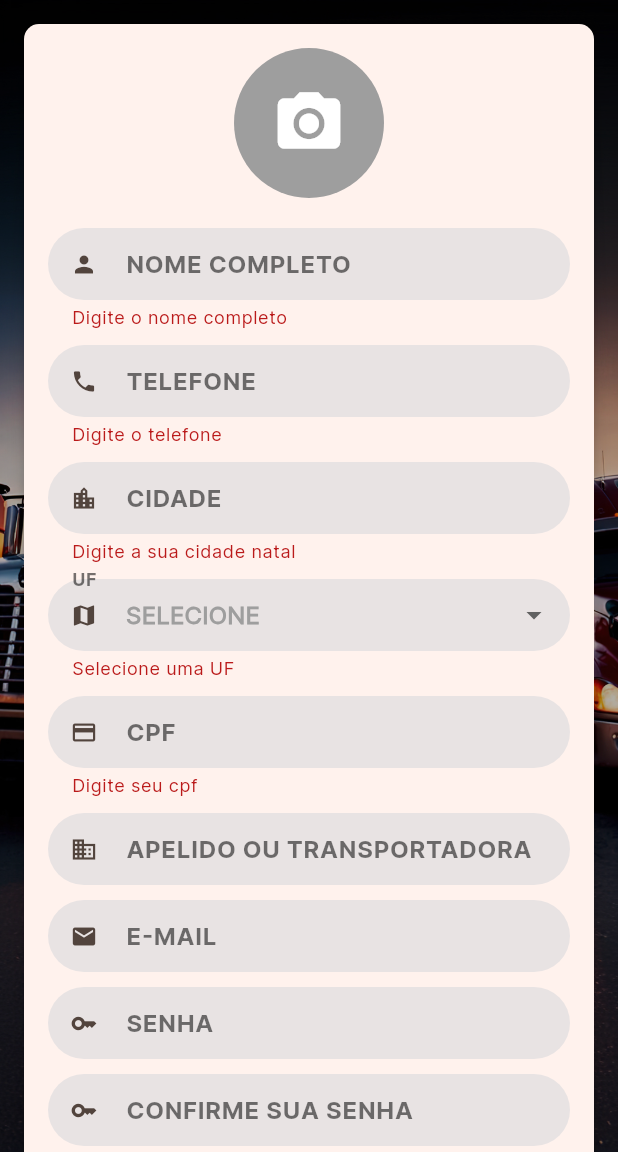
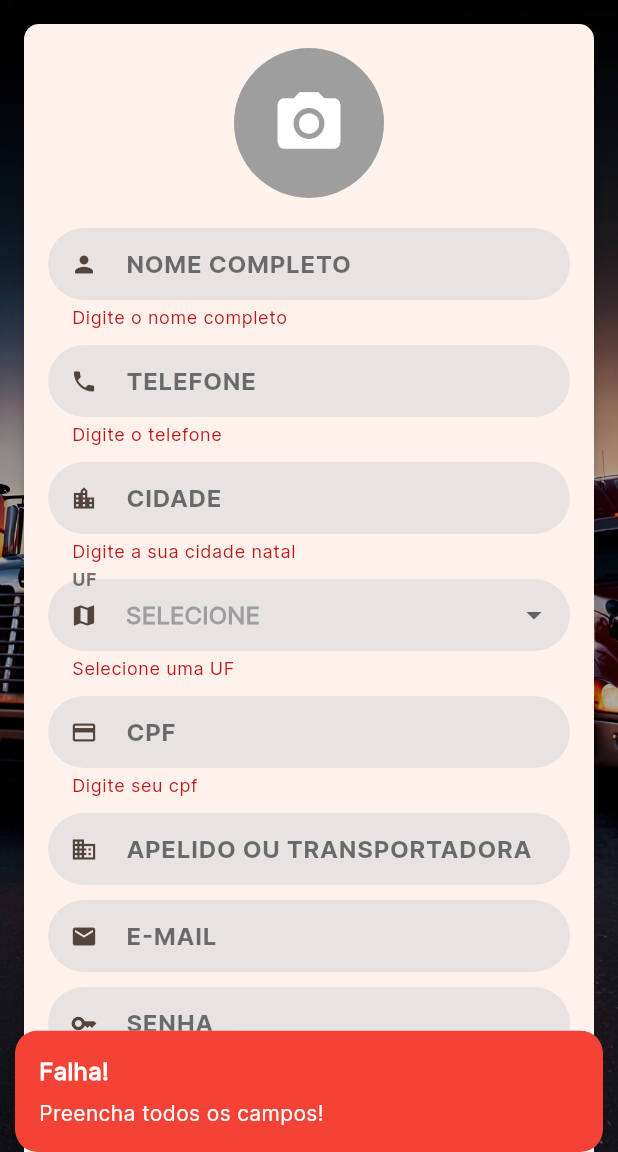
Before and after one commit to Luizgustavoo/rodocalc, a Flutter app: the SignUpView screen opened by its route, after a tap on "SALVAR", on a phone screen of 412 x 824 dp, the part 84-1236 px from its top. Run offline on Flutter 3.47's test engine with Material 3 defaults, Android fonts, the phone set to English and light mode, and no system bars; our stand-ins replace flutter_speed_dial, get, get_storage, image_cropper, image_picker, timeline_tile; missing offline and left inert: graphic; accounts and stored records are empty.

Commit message:
cadastro de usuarios

```diff
--- a/lib/app/data/controllers/signup_controller.dart
+++ b/lib/app/data/controllers/signup_controller.dart
@@ -2,7 +2,10 @@ import 'package:flutter/material.dart';
 import 'package:get/get.dart';
 import 'package:image_cropper/image_cropper.dart';
 import 'package:image_picker/image_picker.dart';
+import 'package:rodocalc/app/data/models/people_model.dart';
+import 'package:rodocalc/app/data/models/user_model.dart';
 import 'package:rodocalc/app/data/repositories/auth_repository.dart';
+import 'package:rodocalc/app/routes/app_routes.dart';
 
 class SignUpController extends GetxController {
   var selectedImagePath = ''.obs;
@@ -10,6 +13,7 @@ class SignUpController extends GetxController {
 
   final TextEditingController txtNomeController = TextEditingController();
   final TextEditingController txtTelefoneController = TextEditingController();
+  final TextEditingController txtDDDController = TextEditingController();
   final TextEditingController txtCidadeController = TextEditingController();
   final TextEditingController txtUfController = TextEditingController();
   final TextEditingController txtCpfController = TextEditingController();
@@ -23,6 +27,13 @@ class SignUpController extends GetxController {
   RxBool loading = false.obs;
 
   final repository = Get.put(AuthRepository());
+
+  Map<String, dynamic> retorno = {
+    "success": false,
+    "data": null,
+    "message": ["Preencha todos os campos!"]
+  };
+  dynamic mensagem;
 
   List<String> get states => [
         'AC',
@@ -92,12 +103,33 @@ class SignUpController extends GetxController {
     }
   }
 
-  Future <void> insert() async{
-    print(formSignupKey.currentState!.validate());
-    if(formSignupKey.currentState!.validate()){
+  Future<Map<String, dynamic>> insertUser() async {
+    if (formSignupKey.currentState!.validate()) {
+      People people = People(
+        nome: txtNomeController.text,
+        foto: "",
+        ddd: txtDDDController.text,
+        telefone: txtTelefoneController.text,
+        cpf: txtCpfController.text,
+        apelido: txtApelidoController.text,
+        cidade: txtCidadeController.text,
+        uf: selectedState.value,
+        status: 1,
+        cupomParaIndicar: "",
+      );
 
-    }else{
-      print("erros");
+      User user = User(
+        email: txtEmailController.text,
+        password: txtSenhaController.text,
+        status: 1,
+      );
+
+      mensagem = await repository.insertUser(people, user);
+      retorno = {
+        'success': mensagem['success'],
+        'message': mensagem['message']
+      };
     }
+    return retorno;
   }
 }
--- a/lib/app/data/models/people_model.dart
+++ b/lib/app/data/models/people_model.dart
@@ -7,6 +7,7 @@ class People {
   String? cpf;
   String? apelido;
   String? cidade;
+  String? uf;
   int? status;
   String? createdAt;
   String? updatedAt;
@@ -21,6 +22,7 @@ class People {
     this.cpf,
     this.apelido,
     this.cidade,
+    this.uf,
     this.status,
     this.createdAt,
     this.updatedAt,
@@ -36,6 +38,7 @@ class People {
     cpf = json['cpf'];
     apelido = json['apelido'];
     cidade = json['cidade'];
+    uf = json['uf'];
     status = json['status'];
     createdAt = json['created_at'];
     updatedAt = json['updated_at'];
@@ -52,6 +55,7 @@ class People {
     data['cpf'] = cpf;
     data['apelido'] = apelido;
     data['cidade'] = cidade;
+    data['uf'] = uf;
     data['status'] = status;
     data['created_at'] = createdAt;
     data['updated_at'] = updatedAt;
--- a/lib/app/data/models/user_model.dart
+++ b/lib/app/data/models/user_model.dart
@@ -2,6 +2,7 @@ class User {
   int? id;
   String? name;
   String? email;
+  String? password;
   Null emailVerifiedAt;
   String? createdAt;
   String? updatedAt;
@@ -13,6 +14,7 @@ class User {
       {this.id,
       this.name,
       this.email,
+      this.password,
       this.emailVerifiedAt,
       this.createdAt,
       this.updatedAt,
@@ -24,6 +26,7 @@ class User {
     id = json['id'];
     name = json['name'];
     email = json['email'];
+    password = json['password'];
     emailVerifiedAt = json['email_verified_at'];
     createdAt = json['created_at'];
     updatedAt = json['updated_at'];
@@ -37,6 +40,7 @@ class User {
     data['id'] = id;
     data['name'] = name;
     data['email'] = email;
+    data['password'] = password;
     data['email_verified_at'] = emailVerifiedAt;
     data['created_at'] = createdAt;
     data['updated_at'] = updatedAt;
--- a/lib/app/modules/signup/signup_view.dart
+++ b/lib/app/modules/signup/signup_view.dart
@@ -112,7 +112,7 @@ class SignUpView extends GetView<SignUpController> {
                               if (nameParts.length < 2) {
                                 return "Digite o nome completo (nome e sobrenome)";
                               }
-                              return null;  // Return null if the input is valid
+                              return null; // Return null if the input is valid
                             },
                           ),
                           const SizedBox(height: 10),
@@ -122,10 +122,11 @@ class SignUpView extends GetView<SignUpController> {
                               prefixIcon: Icon(Icons.phone),
                               labelText: 'TELEFONE',
                             ),
-                            validator: (value){
-                              if(value == null || value.isEmpty){
+                            validator: (value) {
+                              if (value == null || value.isEmpty) {
                                 return "Digite o telefone";
                               }
+                              return null;
                             },
                           ),
                           const SizedBox(height: 10),
@@ -148,7 +149,9 @@ class SignUpView extends GetView<SignUpController> {
                               const SizedBox(height: 10),
                               Obx(() {
                                 return DropdownButtonFormField<String>(
-                                  value: controller.selectedState.value == '' ? null : controller.selectedState.value,
+                                  value: controller.selectedState.value == ''
+                                      ? null
+                                      : controller.selectedState.value,
                                   decoration: const InputDecoration(
                                     prefixIcon: Icon(Icons.map),
                                     labelText: 'UF',
@@ -158,7 +161,9 @@ class SignUpView extends GetView<SignUpController> {
                                       value: null,
                                       child: Text(
                                         'SELECIONE',
-                                        style: TextStyle(fontWeight: FontWeight.bold, color: Colors.grey),
+                                        style: TextStyle(
+                                            fontWeight: FontWeight.bold,
+                                            color: Colors.grey),
                                       ),
                                     ),
                                     ...controller.states.map((String state) {
@@ -166,7 +171,7 @@ class SignUpView extends GetView<SignUpController> {
                                         value: state,
                                         child: Text(state),
                                       );
-                                    }).toList(),
+                                    }),
                                   ],
                                   onChanged: (newValue) {
                                     controller.selectedState.value = newValue!;
@@ -188,13 +193,14 @@ class SignUpView extends GetView<SignUpController> {
                               prefixIcon: Icon(Icons.credit_card),
                               labelText: 'CPF',
                             ),
-                            validator: (value){
-                              if(value == null || value.isEmpty){
+                            validator: (value) {
+                              if (value == null || value.isEmpty) {
                                 return "Digite seu cpf";
                               }
-                              if(!Services.validCPF(value)){
+                              if (!Services.validCPF(value)) {
                                 return "Digite um cpf válido";
                               }
+                              return null;
                             },
                           ),
                           const SizedBox(height: 10),
@@ -233,8 +239,26 @@ class SignUpView extends GetView<SignUpController> {
                           ),
                           const SizedBox(height: 20),
                           ElevatedButton(
-                            onPressed: () {
-                              controller.insert();
+                            onPressed: () async {
+                              Map<String, dynamic> retorno =
+                                  await controller.insertUser();
+
+                              if (retorno['success'] == true) {
+                                Get.back();
+                                Get.snackbar(
+                                    'Sucesso!', retorno['message'].join('\n'),
+                                    backgroundColor: Colors.green,
+                                    colorText: Colors.white,
+                                    duration: const Duration(seconds: 2),
+                                    snackPosition: SnackPosition.BOTTOM);
+                              } else {
+                                Get.snackbar(
+                                    'Falha!', retorno['message'].join('\n'),
+                                    backgroundColor: Colors.red,
+                                    colorText: Colors.white,
+                                    duration: const Duration(seconds: 2),
+                                    snackPosition: SnackPosition.BOTTOM);
+                              }
                             },
                             style: ElevatedButton.styleFrom(
                               padding: const EdgeInsets.symmetric(
```
Also changed, not shown: lib/app/data/providers/auth_provider.dart (+17 -8 lines), lib/app/data/repositories/auth_repository.dart (+11 -0 lines).
